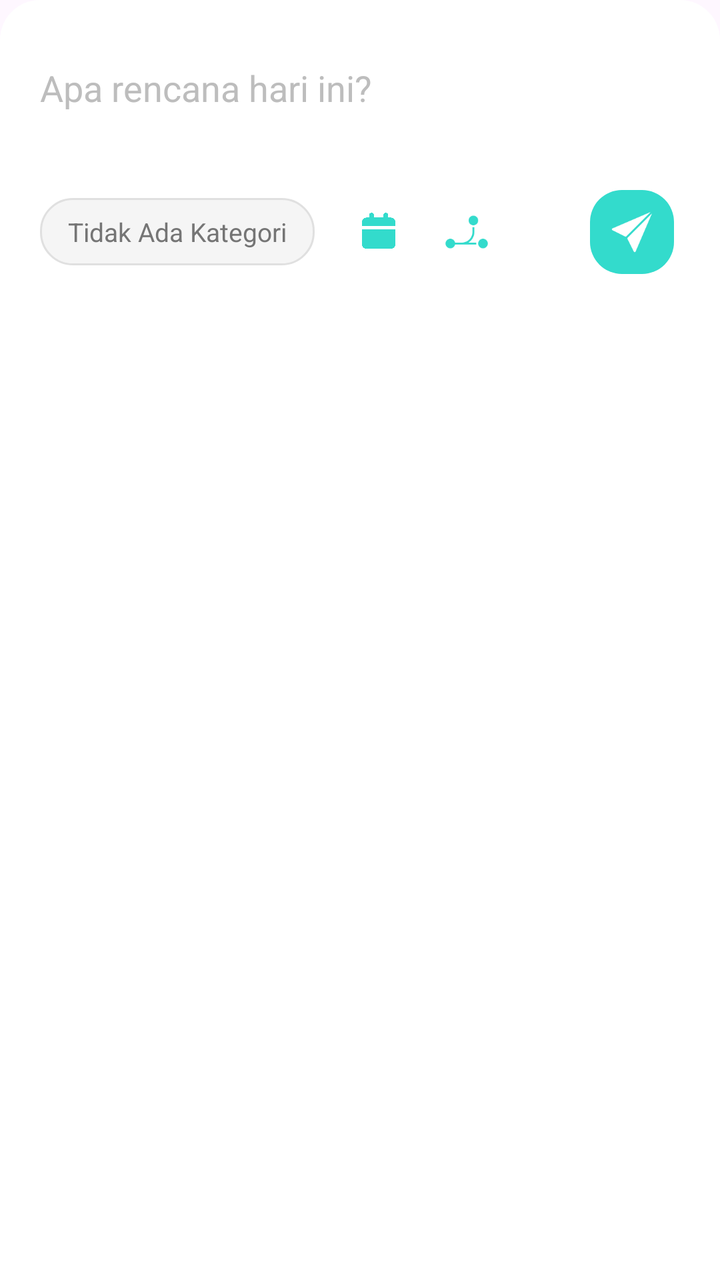
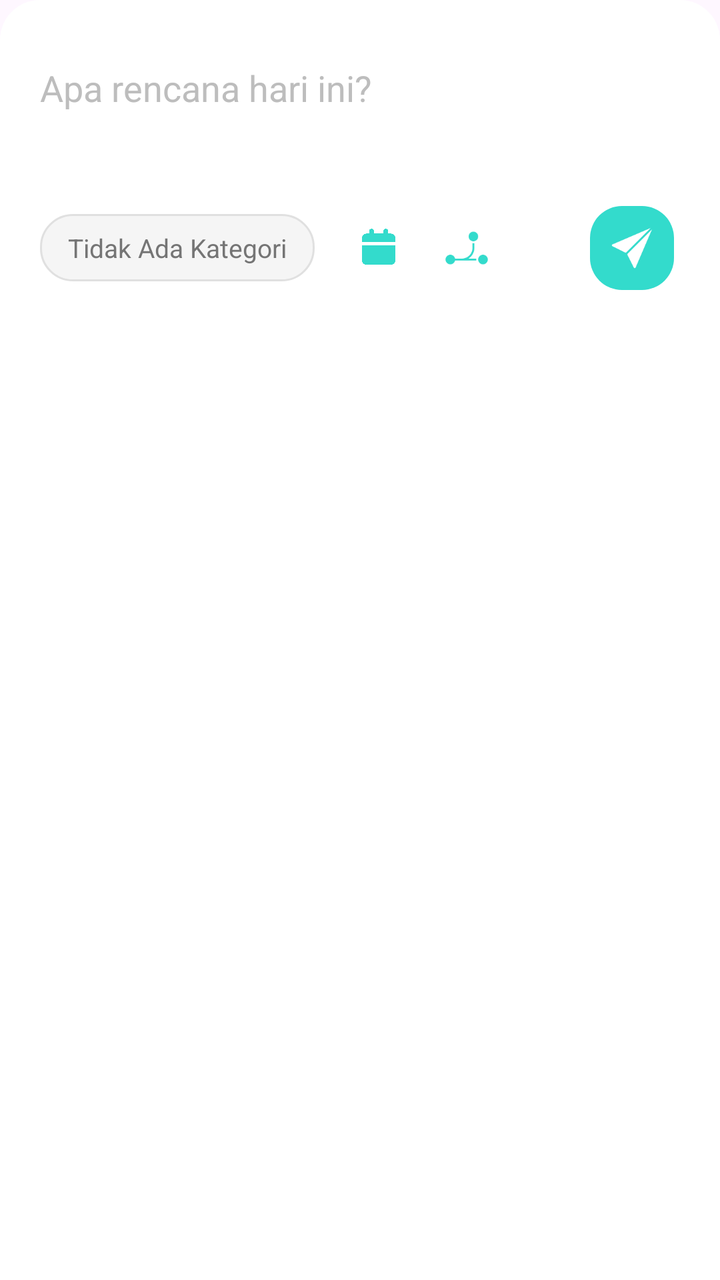

Before-and-after screenshots of an Android layout around one commit, followed by the original layout XML and the change that was made.
<!-- AndroidManifest.xml: application theme Theme.Todolist -->
<!-- res/layout/bottom_sheet_task.xml -->
<?xml version="1.0" encoding="utf-8"?>
<LinearLayout xmlns:android="http://schemas.android.com/apk/res/android"
    xmlns:app="http://schemas.android.com/apk/res-auto"
    android:layout_width="match_parent"
    android:layout_height="wrap_content"
    android:background="@drawable/bg_bottom_sheet"
    android:orientation="vertical"
    android:padding="20dp">

    <EditText
        android:id="@+id/etTaskTitle"
        android:layout_width="match_parent"
        android:layout_height="wrap_content"
        android:minHeight="48dp"
        android:background="@null"
        android:hint="Apa rencana hari ini?"
        android:inputType="textCapSentences|textMultiLine"
        android:textColor="#333333"
        android:textColorHint="#BDBDBD"
        android:textSize="18sp"
        android:layout_marginBottom="24dp"
        android:importantForAutofill="no"/>

    <LinearLayout
        android:layout_width="match_parent"
        android:layout_height="wrap_content"
        android:gravity="center_vertical"
        android:orientation="horizontal">

        <TextView
            android:id="@+id/tvCategory"
            android:layout_width="wrap_content"
            android:layout_height="wrap_content"
            android:background="@drawable/bg_chip_gray"
            android:paddingHorizontal="14dp"
            android:paddingVertical="8dp"
            android:text="Tidak Ada Kategori"
            android:textColor="#757575"
            android:textSize="13sp" />

        <ImageView
            android:id="@+id/btnCalendar"
            android:layout_width="32dp"
            android:layout_height="32dp"
            android:layout_marginStart="16dp"
            android:background="?attr/selectableItemBackgroundBorderless"
            android:contentDescription="Pilih Tanggal"
            android:padding="4dp"
            android:src="@drawable/calender"
            app:tint="#33dbcc" />

        <ImageView
            android:id="@+id/btnSubtask"
            android:layout_width="32dp"
            android:layout_height="32dp"
            android:layout_marginStart="12dp"
            android:background="?attr/selectableItemBackgroundBorderless"
            android:contentDescription="Tambah Subtask"
            android:padding="4dp"
            android:src="@drawable/merge"
            app:tint="#33dbcc" />

        <View
            android:layout_width="0dp"
            android:layout_height="0dp"
            android:layout_weight="1" />

        <com.google.android.material.floatingactionbutton.FloatingActionButton
            android:id="@+id/btnSubmitTask"
            android:layout_width="wrap_content"
            android:layout_height="wrap_content"
            android:contentDescription="Kirim Tugas"
            app:fabCustomSize="42dp"
            android:src="@drawable/send"
            app:backgroundTint="#33dbcc"
            app:tint="#FFFFFF"
            app:elevation="0dp"
            app:pressedTranslationZ="0dp"
            android:stateListAnimator="@null" />

    </LinearLayout>
</LinearLayout>
<!-- resources referenced by this layout -->
<resources>
  <!-- drawable bg_bottom_sheet (drawable) -->
  <?xml version="1.0" encoding="utf-8"?>
  <shape xmlns:android="http://schemas.android.com/apk/res/android">
      <solid android:color="#FFFFFF" />
      <corners android:topLeftRadius="20dp" android:topRightRadius="20dp" />
  </shape>
  <!-- drawable bg_chip_gray (drawable) -->
  <?xml version="1.0" encoding="utf-8"?>
  <shape xmlns:android="http://schemas.android.com/apk/res/android">
      <solid android:color="#F5F5F5" />
      <corners android:radius="16dp" />
      <stroke android:width="1dp" android:color="#E0E0E0" />
  </shape>
  <!-- drawable calender: png bitmap (drawable, 12905 bytes) -->
  <!-- drawable merge: png bitmap (drawable, 1091 bytes) -->
  <!-- drawable send: png bitmap (drawable, 1434 bytes) -->
  <style name="Theme.Todolist" parent="Base.Theme.Todolist" />
  <style name="Base.Theme.Todolist" parent="Theme.Material3.DayNight.NoActionBar">
          
          
      </style>
</resources>

<!-- the commit's change to res/layout/bottom_sheet_task.xml (unified diff, before → after) -->
@@ -18,8 +18,16 @@
         android:textColor="#333333"
         android:textColorHint="#BDBDBD"
         android:textSize="18sp"
-        android:layout_marginBottom="24dp"
+        android:layout_marginBottom="16dp"
         android:importantForAutofill="no"/>
+
+    <LinearLayout
+        android:id="@+id/containerSubtasks"
+        android:layout_width="match_parent"
+        android:layout_height="wrap_content"
+        android:orientation="vertical"
+        android:layout_marginBottom="16dp">
+    </LinearLayout>
 
     <LinearLayout
         android:layout_width="match_parent"
